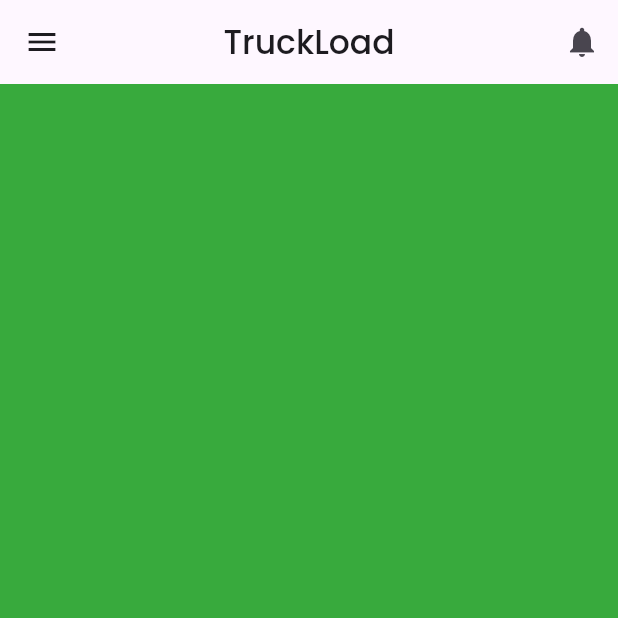
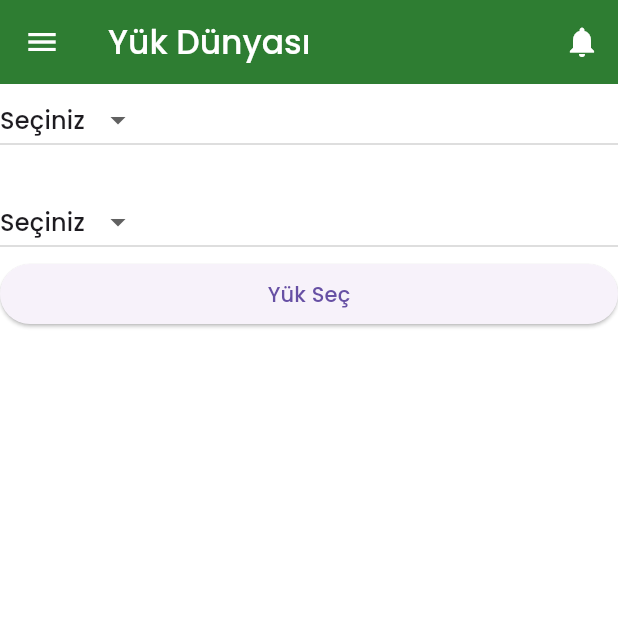
Before and after one commit to ozcann159/LojistikApp, a Flutter app: the HomePage screen opened directly, on a phone screen of 412 x 824 dp, the top half of it. Run offline on Flutter 3.47's test engine with Material 3 defaults, Android fonts, the phone set to English and light mode, and no system bars; our stand-ins replace connectivity_plus, firebase_auth, firebase_core; accounts and stored records are empty.

Commit message:
home_page edit

```diff
--- a/lib/Pages/home_page.dart
+++ b/lib/Pages/home_page.dart
@@ -1,4 +1,5 @@
 import 'package:flutter/material.dart';
+import 'package:loadspotter/widgets/body_content.dart';
 
 class HomePage extends StatefulWidget {
   const HomePage({Key? key}) : super(key: key);
@@ -12,20 +13,84 @@ class _HomePageState extends State<HomePage> {
   Widget build(BuildContext context) {
     return Scaffold(
         appBar: AppBar(
-        centerTitle: true,
-        title: Text("TruckLoad"),
-        leading: IconButton(
-          onPressed: () {},
-          icon: Icon(Icons.menu),
+          backgroundColor: Colors.green.shade800,
+          title: Text(
+            'Yük Dünyası',
+            style: TextStyle(fontWeight: FontWeight.w500, color: Colors.white),
           ),
           actions: [
             IconButton(
-              onPressed: () {
-                //Bilgidirim işlemleri
+              onPressed: () {},
+              icon: Icon(Icons.notifications),
+              color: Colors.white,
+            )
+          ],
+          iconTheme: IconThemeData(color: Colors.white),
+        ),
+        drawer: Drawer(
+          child: ListView(
+            children: [
+              DrawerHeader(
+                child: Container(
+                  padding: EdgeInsets.only(top: 40.0),
+                  child: Container(
+                    decoration: BoxDecoration(
+                      image: DecorationImage(
+                        image: AssetImage(
+                          'assets/images/logo3.png',
+                        ),
+                        fit: BoxFit.scaleDown,
+                      ),
+                    ),
+                  ),
+                ),
+              ),
+              ListTile(
+                leading: Icon(Icons.home),
+                title: Text('Anasayfa'),
+                onTap: () {
+                  Navigator.pop(
+                      context); // Burada pop kullanarak drawer'ı kapatıyoruz
                 },
-              icon: Icon(Icons.notifications)),
+              ),
+              ListTile(
+                leading: Icon(Icons.tab_sharp),
+                title: Text('Yük İlanı ekle'),
+                onTap: () {},
+              ),
+              ListTile(
+                leading: Icon(Icons.fire_truck_sharp),
+                title: Text('Araçlar'),
+                onTap: () {},
+              ),
+              ListTile(
+                leading: Icon(Icons.add_box),
+                title: Text('Araç İlanı Ekle'),
+                onTap: () {},
+              ),
+              ListTile(
+                leading: Icon(Icons.account_circle),
+                title: Text('Profil'),
+                onTap: () {},
+              ),
+              ListTile(
+                leading: Icon(Icons.notifications),
+                title: Text('Bildirimler'),
+                onTap: () {},
+              ),
+              ListTile(
+                leading: Icon(Icons.support_agent_outlined),
+                title: Text('Canlı Destek'),
+                onTap: () {},
+              ),
+              ListTile(
+                leading: Icon(Icons.exit_to_app),
+                title: Text('Çıkış Yap'),
+                onTap: () {},
+              ),
             ],
           ),
-    );
+        ),
+        body: BodyContent());
   }
 }
--- /dev/null
+++ b/lib/widgets/body_content.dart
@@ -0,0 +1,60 @@
+import 'package:flutter/material.dart';
+
+class BodyContent extends StatefulWidget {
+  const BodyContent({Key? key}) : super(key: key);
+
+  @override
+  _BodyContentState createState() => _BodyContentState();
+}
+
+class _BodyContentState extends State<BodyContent> {
+  String selectedStart = 'Seçiniz';
+  String selectedEnd = 'Seçiniz';
+  @override
+  Widget build(BuildContext context) {
+    return Container(
+        color: Colors.white,
+        child: Column(
+          crossAxisAlignment: CrossAxisAlignment.stretch,
+          children: [
+            DropdownButton<String>(
+              value: selectedStart,
+              onChanged: (String? newValue) {
+                setState(() {
+                  selectedStart = newValue!;
+                });
+              },
+              items: <String>['Seçiniz', 'İstanbul', 'Ankara', 'İzmir']
+                  .map<DropdownMenuItem<String>>((String value) {
+                return DropdownMenuItem<String>(
+                  value: value,
+                  child: Text(value),
+                );
+              }).toList(),
+            ),
+            SizedBox(height: 20),
+            DropdownButton<String>(
+              value: selectedEnd,
+              onChanged: (String? newValue) {
+                setState(() {
+                  selectedEnd = newValue!;
+                });
+              },
+              items: <String>['Seçiniz', 'İstanbul', 'Ankara', 'İzmir']
+                  .map<DropdownMenuItem<String>>((String value) {
+                return DropdownMenuItem<String>(
+                  value: value,
+                  child: Text(value),
+                );
+              }).toList(),
+            ),
+            ElevatedButton(
+              onPressed: () {
+                // Yük seçimi yapıldı, işlemleri burada gerçekleştirin
+              },
+              child: Text('Yük Seç'),
+            ),
+          ],
+        ));
+  }
+}
--- a/pubspec.yaml
+++ b/pubspec.yaml
@@ -34,7 +34,7 @@ dependencies:
 
   # The following adds the Cupertino Icons font to your application.
   # Use with the CupertinoIcons class for iOS style icons.
-  cupertino_icons: ^1.0.6
+  cupertino_icons: ^1.0.8
   connectivity_plus: ^6.0.3
   flutter_bloc: ^8.1.5
 
@@ -64,6 +64,8 @@ flutter:
   assets:
     - assets/images/logo.png
     - assets/images/google_icon.png
+    - assets/images/logo2.png
+    - assets/images/logo3.png
 
   # An image asset can refer to one or more resolution-specific "variants", see
   # https://flutter.dev/assets-and-images/#resolution-aware
```
Also changed, not shown: lib/widgets/navigation_menu.dart (added, +35 -0 lines), assets/images/logo2.png (added), assets/images/logo3.png (added). Lines whose indentation alone changed are shown as unchanged.
